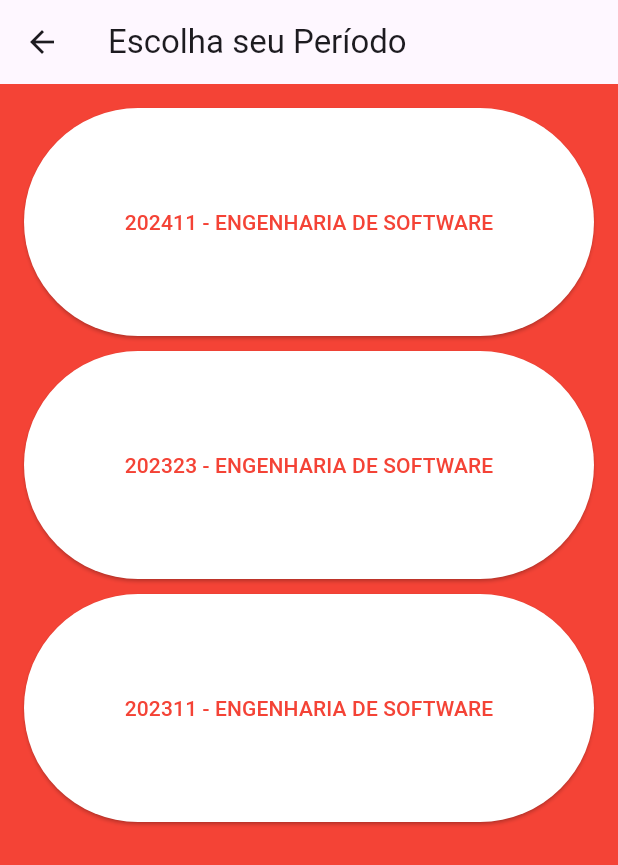
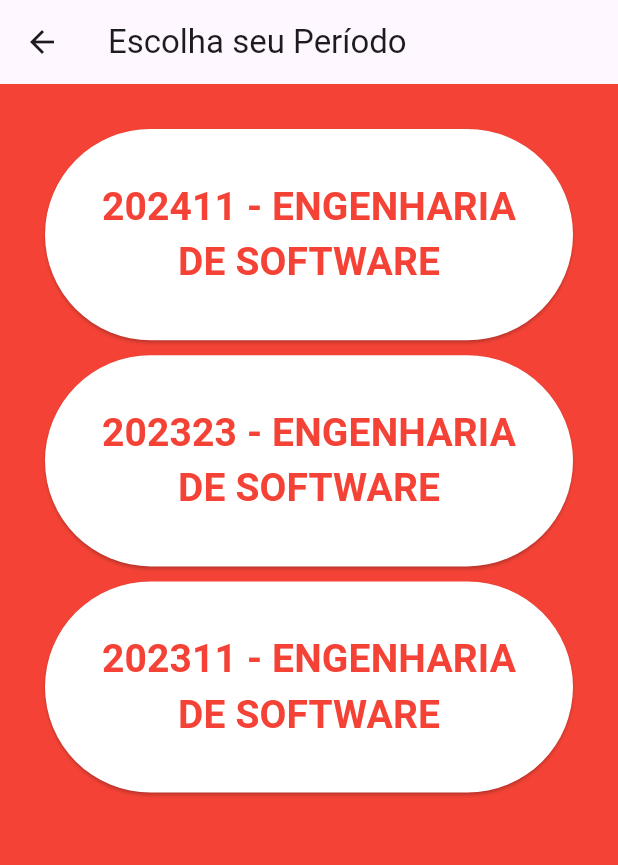
Before and after one commit to Erickdemathe123/CatolicaApp, a Flutter app: the ProximaPagina screen opened directly, on a phone screen of 412 x 824 dp. Shown: the top 865 px of the screen. Run offline on Flutter 3.47's test engine with Material 3 defaults, Android fonts, the phone set to English and light mode, and no system bars; network calls fail.

Commit message:
Update home.dart

```diff
--- a/dailytasks/lib/home.dart
+++ b/dailytasks/lib/home.dart
@@ -188,7 +188,7 @@ class ProximaPagina extends StatelessWidget {
       ),
       body: Container(
         color: Colors.red,
-        padding: EdgeInsets.all(16.0),
+        padding: EdgeInsets.all(30.0),
         child: GridView.builder(
           itemCount: turmas.length,
           gridDelegate: SliverGridDelegateWithFixedCrossAxisCount(
@@ -200,7 +200,6 @@ class ProximaPagina extends StatelessWidget {
           itemBuilder: (BuildContext context, int index) {
             return ElevatedButton(
               onPressed: () {
-
                 print(turmas[index]);
               },
               style: ElevatedButton.styleFrom(
@@ -209,7 +208,11 @@ class ProximaPagina extends StatelessWidget {
               child: Text(
                 turmas[index],
                 textAlign: TextAlign.center,
-                style: TextStyle(color: Colors.red),
+                style: TextStyle(
+                  color: Colors.red,
+                  fontSize: 26,
+                  fontWeight: FontWeight.bold,
+                ),
               ),
             );
           },
```
